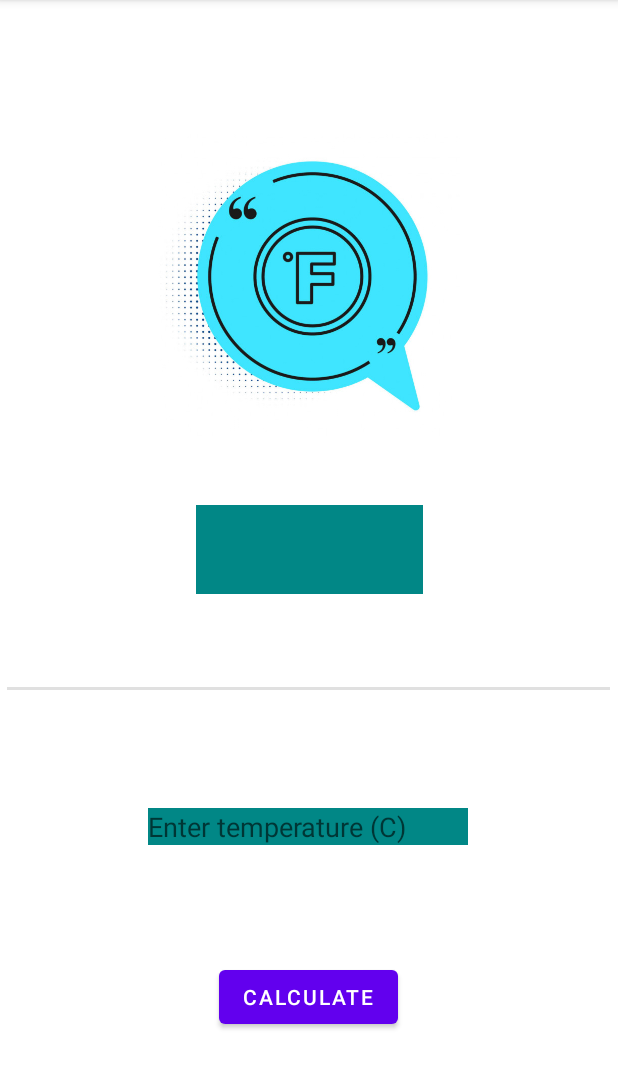
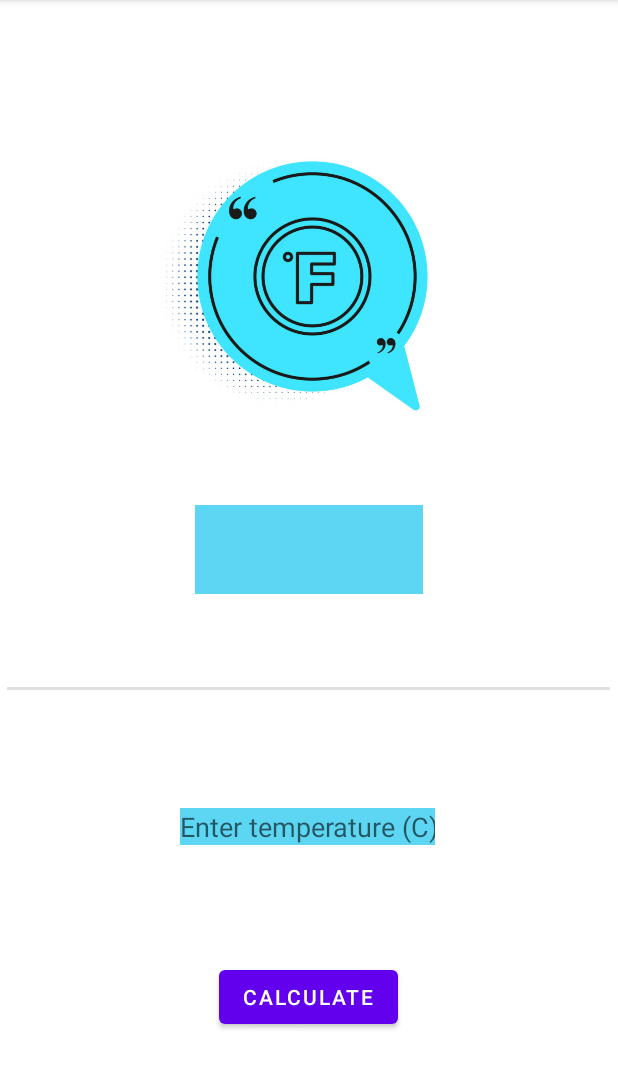
Before and after one commit to cainlouis/Temperature_Converter, an Android app: the screen it shows after launch (MainActivity), on a phone screen of 412 x 824 dp, the part 84-1173 px from its top. Run offline under Robolectric (Android 15) with nearby library versions, the phone set to English and light mode, and no system bars.

Commit message:
Changed style, colour and width

```diff
--- a/app/src/main/res/layout-sw600dp/activity_main.xml
+++ b/app/src/main/res/layout-sw600dp/activity_main.xml
@@ -6,14 +6,15 @@
     android:layout_height="match_parent">
 
     <EditText
-        android:id="@+id/editTextTextPersonName"
+        android:id="@+id/InputTextNumber"
         style="@style/widthSize.EditText"
         android:layout_marginStart="31dp"
         android:layout_marginLeft="31dp"
         android:layout_marginTop="542dp"
+        android:background="#5DD6F4"
         android:ems="10"
+        android:hint="@string/hint_editText"
         android:inputType="number"
-        android:hint="@string/hint_editText"
         android:minHeight="48dp"
         app:layout_constraintStart_toStartOf="parent"
         app:layout_constraintTop_toTopOf="parent" />
@@ -25,11 +26,12 @@
         android:layout_marginStart="86dp"
         android:layout_marginLeft="86dp"
         android:text="@string/calculate_btn"
-        app:layout_constraintBaseline_toBaselineOf="@+id/editTextTextPersonName"
-        app:layout_constraintStart_toEndOf="@+id/editTextTextPersonName" />
+        app:layout_constraintBaseline_toBaselineOf="@+id/InputTextNumber"
+        app:layout_constraintStart_toEndOf="@+id/InputTextNumber" />
 
     <TextView
-        android:id="@+id/textView2"
+        android:id="@+id/ResultTextView"
+        style="@style/widthSize.TextView1"
         android:layout_width="81dp"
         android:layout_height="0dp"
         android:layout_marginStart="115dp"
--- a/app/src/main/res/layout/activity_main.xml
+++ b/app/src/main/res/layout/activity_main.xml
@@ -48,7 +48,6 @@
     <TextView
         android:id="@+id/ResultTextView"
         style="@style/widthSize.TextView1"
-        android:layout_width="151dp"
         android:layout_height="59dp"
         android:layout_marginTop="24dp"
         android:layout_marginBottom="40dp"
--- a/app/src/main/res/values/syles.xml
+++ b/app/src/main/res/values/syles.xml
@@ -7,13 +7,15 @@
 
     </style>
     <style name="widthSize.EditText" >
-        <item name="android:textColor">@color/black</item>
-        <item name="android:background">@color/teal_700</item>
+        <item name="android:textColor">#D4F1F4</item>
+        <item name="android:background">#5DD6F4</item>
+        <item name="android:layout_width">170dp</item>
     </style>
 
     <style name="widthSize.TextView1">
-        <item name="android:textColor">@color/purple_200</item>
-        <item name="android:background">@color/teal_700</item>
+        <item name="android:textColor">#D4F1F4</item>
+        <item name="android:background">#5DD6F4</item>
+        <item name="android:layout_width">152dp</item>
     </style>
 
 
```
